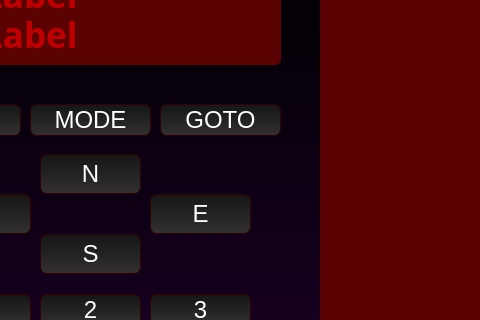
Above: hbx.ui from stroblhofwarte/autohbx before the change; both pictures show x 120 to 600 and y 83 to 403 of the 852 by 751 pixel window. Below: the same form after it.
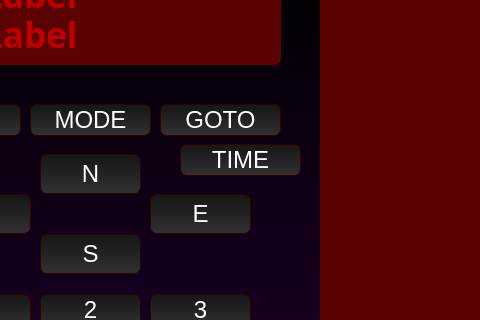
That is the form after the change.

Commit message: Add test button for setting the local time

What changed in the file:
```diff
--- a/hbx.ui
+++ b/hbx.ui
@@ -497,6 +497,19 @@
      <string>&gt;</string>
     </property>
    </widget>
+   <widget class="QPushButton" name="pbSetTime">
+    <property name="geometry">
+     <rect>
+      <x>300</x>
+      <y>210</y>
+      <width>121</width>
+      <height>32</height>
+     </rect>
+    </property>
+    <property name="text">
+     <string>TIME</string>
+    </property>
+   </widget>
   </widget>
   <widget class="QMenuBar" name="menuBar">
    <property name="geometry">
```
The commit also changes 2 other files.
